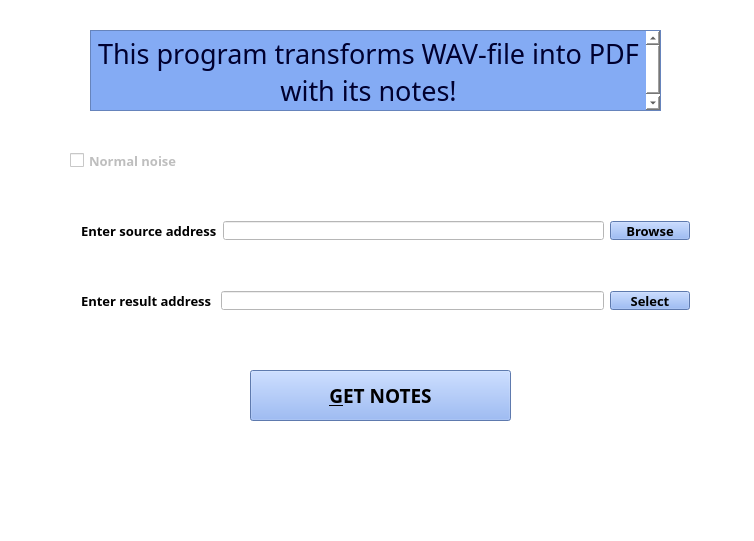
Before: the Qt Designer form Wav_sound/widget.ui in Levitsky-Ilya/Info-Project, drawn with Qt 5.
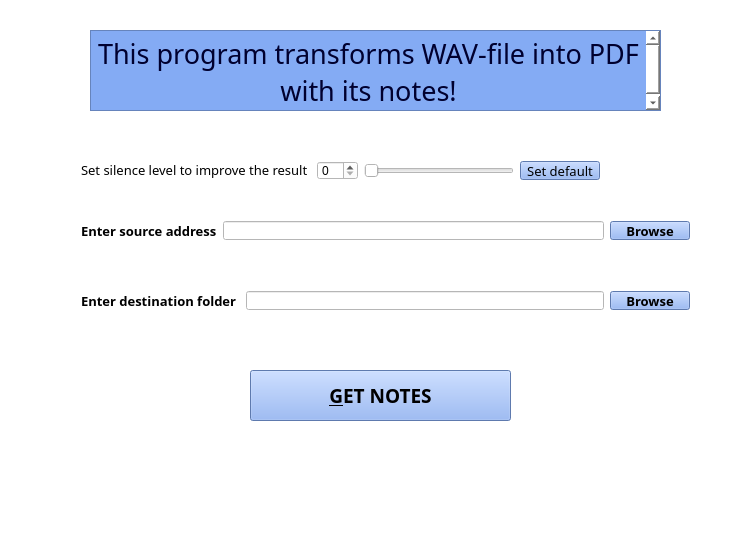
After: the same form once the commit is applied.

The edit to the form file:
```diff
--- a/Wav_sound/widget.ui
+++ b/Wav_sound/widget.ui
@@ -10,11 +10,41 @@
     <x>0</x>
     <y>0</y>
     <width>754</width>
-    <height>541</height>
+    <height>540</height>
    </rect>
   </property>
+  <property name="sizePolicy">
+   <sizepolicy hsizetype="Fixed" vsizetype="Fixed">
+    <horstretch>0</horstretch>
+    <verstretch>0</verstretch>
+   </sizepolicy>
+  </property>
+  <property name="minimumSize">
+   <size>
+    <width>754</width>
+    <height>540</height>
+   </size>
+  </property>
+  <property name="maximumSize">
+   <size>
+    <width>754</width>
+    <height>540</height>
+   </size>
+  </property>
+  <property name="baseSize">
+   <size>
+    <width>750</width>
+    <height>540</height>
+   </size>
+  </property>
   <property name="windowTitle">
-   <string>Widget</string>
+   <string>4notes</string>
+  </property>
+  <property name="whatsThis">
+   <string extracomment="Chose file you want to transform"/>
+  </property>
+  <property name="layoutDirection">
+   <enum>Qt::LeftToRight</enum>
   </property>
   <property name="styleSheet">
    <string notr="true">background-color: rgb(255, 255, 255);</string>
@@ -304,30 +334,6 @@
 &lt;p align=&quot;center&quot; style=&quot; margin-top:12px; margin-bottom:12px; margin-left:0px; margin-right:0px; -qt-block-indent:0; text-indent:0px;&quot;&gt;&lt;span style=&quot; font-size:20pt; color:#00002f;&quot;&gt;This program transforms WAV-file into PDF with its notes!&lt;/span&gt;&lt;/p&gt;&lt;/body&gt;&lt;/html&gt;</string>
    </property>
   </widget>
-  <widget class="QCheckBox" name="midnoiseBox">
-   <property name="enabled">
-    <bool>false</bool>
-   </property>
-   <property name="geometry">
-    <rect>
-     <x>70</x>
-     <y>140</y>
-     <width>111</width>
-     <height>41</height>
-    </rect>
-   </property>
-   <property name="font">
-    <font>
-     <family>Segoe MDL2 Assets</family>
-     <pointsize>10</pointsize>
-     <weight>75</weight>
-     <bold>true</bold>
-    </font>
-   </property>
-   <property name="text">
-    <string>Normal noise</string>
-   </property>
-  </widget>
   <widget class="QWidget" name="horizontalLayoutWidget_3">
    <property name="geometry">
     <rect>
@@ -355,7 +361,7 @@
        <string notr="true">color: rgb(0, 0, 0);</string>
       </property>
       <property name="text">
-       <string>Enter result address </string>
+       <string>Enter destination folder </string>
       </property>
      </widget>
     </item>
@@ -379,7 +385,242 @@
 gridline-color: rgb(7, 7, 7);</string>
       </property>
       <property name="text">
-       <string>Select</string>
+       <string>Browse</string>
+      </property>
+     </widget>
+    </item>
+   </layout>
+  </widget>
+  <widget class="QWidget" name="horizontalLayoutWidget_2">
+   <property name="geometry">
+    <rect>
+     <x>70</x>
+     <y>150</y>
+     <width>541</width>
+     <height>41</height>
+    </rect>
+   </property>
+   <layout class="QHBoxLayout" name="horizontalLayout_2">
+    <item>
+     <widget class="QLabel" name="label_3">
+      <property name="palette">
+       <palette>
+        <active>
+         <colorrole role="WindowText">
+          <brush brushstyle="SolidPattern">
+           <color alpha="255">
+            <red>0</red>
+            <green>0</green>
+            <blue>0</blue>
+           </color>
+          </brush>
+         </colorrole>
+         <colorrole role="Button">
+          <brush brushstyle="SolidPattern">
+           <color alpha="255">
+            <red>255</red>
+            <green>255</green>
+            <blue>255</blue>
+           </color>
+          </brush>
+         </colorrole>
+         <colorrole role="Text">
+          <brush brushstyle="SolidPattern">
+           <color alpha="255">
+            <red>0</red>
+            <green>0</green>
+            <blue>0</blue>
+           </color>
+          </brush>
+         </colorrole>
+         <colorrole role="ButtonText">
+          <brush brushstyle="SolidPattern">
+           <color alpha="255">
+            <red>0</red>
+            <green>0</green>
+            <blue>0</blue>
+           </color>
+          </brush>
+         </colorrole>
+         <colorrole role="Base">
+          <brush brushstyle="SolidPattern">
+           <color alpha="255">
+            <red>255</red>
+            <green>255</green>
+            <blue>255</blue>
+           </color>
+          </brush>
+         </colorrole>
+         <colorrole role="Window">
+          <brush brushstyle="SolidPattern">
+           <color alpha="255">
+            <red>255</red>
+            <green>255</green>
+            <blue>255</blue>
+           </color>
+          </brush>
+         </colorrole>
+        </active>
+        <inactive>
+         <colorrole role="WindowText">
+          <brush brushstyle="SolidPattern">
+           <color alpha="255">
+            <red>0</red>
+            <green>0</green>
+            <blue>0</blue>
+           </color>
+          </brush>
+         </colorrole>
+         <colorrole role="Button">
+          <brush brushstyle="SolidPattern">
+           <color alpha="255">
+            <red>255</red>
+            <green>255</green>
+            <blue>255</blue>
+           </color>
+          </brush>
+         </colorrole>
+         <colorrole role="Text">
+          <brush brushstyle="SolidPattern">
+           <color alpha="255">
+            <red>0</red>
+            <green>0</green>
+            <blue>0</blue>
+           </color>
+          </brush>
+         </colorrole>
+         <colorrole role="ButtonText">
+          <brush brushstyle="SolidPattern">
+           <color alpha="255">
+            <red>0</red>
+            <green>0</green>
+            <blue>0</blue>
+           </color>
+          </brush>
+         </colorrole>
+         <colorrole role="Base">
+          <brush brushstyle="SolidPattern">
+           <color alpha="255">
+            <red>255</red>
+            <green>255</green>
+            <blue>255</blue>
+           </color>
+          </brush>
+         </colorrole>
+         <colorrole role="Window">
+          <brush brushstyle="SolidPattern">
+           <color alpha="255">
+            <red>255</red>
+            <green>255</green>
+            <blue>255</blue>
+           </color>
+          </brush>
+         </colorrole>
+        </inactive>
+        <disabled>
+         <colorrole role="WindowText">
+          <brush brushstyle="SolidPattern">
+           <color alpha="255">
+            <red>0</red>
+            <green>0</green>
+            <blue>0</blue>
+           </color>
+          </brush>
+         </colorrole>
+         <colorrole role="Button">
+          <brush brushstyle="SolidPattern">
+           <color alpha="255">
+            <red>255</red>
+            <green>255</green>
+            <blue>255</blue>
+           </color>
+          </brush>
+         </colorrole>
+         <colorrole role="Text">
+          <brush brushstyle="SolidPattern">
+           <color alpha="255">
+            <red>0</red>
+            <green>0</green>
+            <blue>0</blue>
+           </color>
+          </brush>
+         </colorrole>
+         <colorrole role="ButtonText">
+          <brush brushstyle="SolidPattern">
+           <color alpha="255">
+            <red>0</red>
+            <green>0</green>
+            <blue>0</blue>
+           </color>
+          </brush>
+         </colorrole>
+         <colorrole role="Base">
+          <brush brushstyle="SolidPattern">
+           <color alpha="255">
+            <red>255</red>
+            <green>255</green>
+            <blue>255</blue>
+           </color>
+          </brush>
+         </colorrole>
+         <colorrole role="Window">
+          <brush brushstyle="SolidPattern">
+           <color alpha="255">
+            <red>255</red>
+            <green>255</green>
+            <blue>255</blue>
+           </color>
+          </brush>
+         </colorrole>
+        </disabled>
+       </palette>
+      </property>
+      <property name="font">
+       <font>
+        <family>Segoe MDL2 Assets</family>
+        <pointsize>10</pointsize>
+        <weight>75</weight>
+        <bold>true</bold>
+       </font>
+      </property>
+      <property name="styleSheet">
+       <string notr="true">color: rgb(0, 0, 0);
+</string>
+      </property>
+      <property name="text">
+       <string>&lt;html&gt;&lt;head/&gt;&lt;body&gt;&lt;p&gt;&lt;span style=&quot; font-weight:400;&quot;&gt;Set silence level to improve the result  &lt;/span&gt;&lt;/p&gt;&lt;/body&gt;&lt;/html&gt;</string>
+      </property>
+     </widget>
+    </item>
+    <item>
+     <widget class="QSpinBox" name="levelspinBox"/>
+    </item>
+    <item>
+     <widget class="QSlider" name="levelSlider">
+      <property name="orientation">
+       <enum>Qt::Horizontal</enum>
+      </property>
+     </widget>
+    </item>
+    <item>
+     <widget class="QPushButton" name="sdefButton">
+      <property name="font">
+       <font>
+        <family>Segoe MDL2 Assets</family>
+        <pointsize>10</pointsize>
+        <weight>50</weight>
+        <bold>false</bold>
+       </font>
+      </property>
+      <property name="styleSheet">
+       <string notr="true">color: rgb(0, 0, 0);
+background-color: rgb(132, 171, 244);
+border-color: rgb(26, 26, 26);
+gridline-color: rgb(7, 7, 7);
+</string>
+      </property>
+      <property name="text">
+       <string>Set default</string>
       </property>
      </widget>
     </item>
```
Left out of the diff: 10 changed lines with no effect on the pictures.
